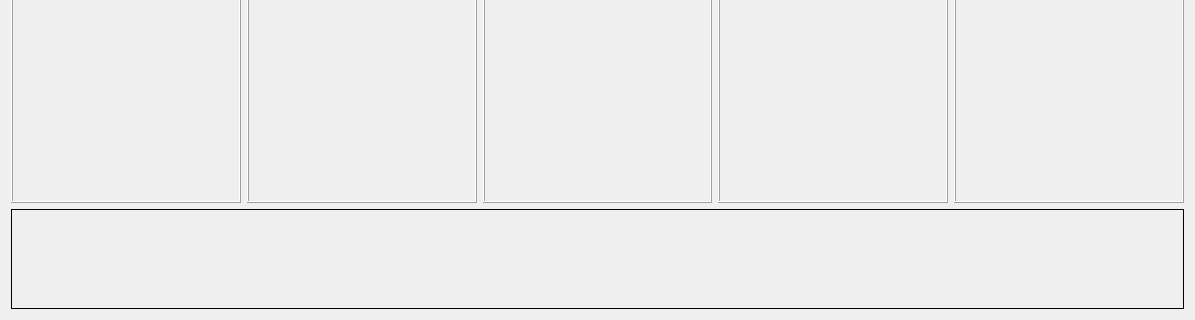
Above: ui/ui/process_tab.ui from ADPL-190400/bottle-inspection before the change; both pictures show x 0 to 1195 and y 640 to 960 of the 1195 by 960 pixel window. Below: the same form after it.
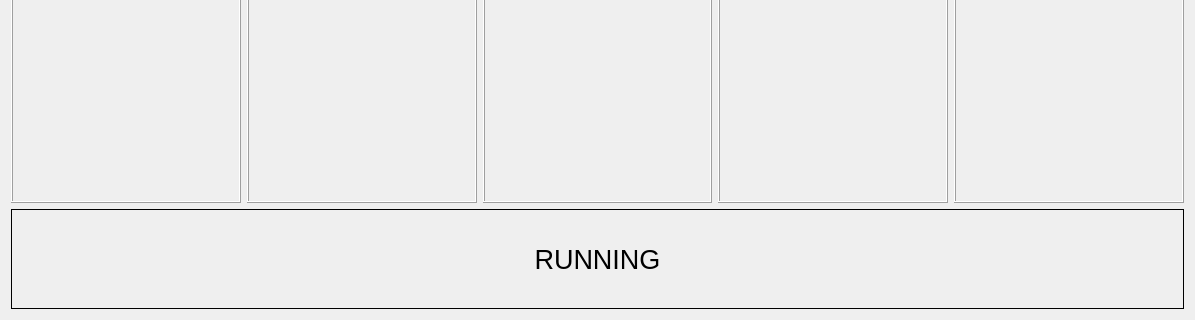
That is the form after the change.

Commit message: update process_tab add projects folder

The edit to the form file:
```diff
--- a/ui/ui/process_tab.ui
+++ b/ui/ui/process_tab.ui
@@ -266,11 +266,19 @@
          <height>100</height>
         </size>
        </property>
+       <property name="font">
+        <font>
+         <pointsize>20</pointsize>
+        </font>
+       </property>
        <property name="frameShape">
         <enum>QFrame::Box</enum>
        </property>
        <property name="text">
-        <string/>
+        <string>RUNNING</string>
+       </property>
+       <property name="alignment">
+        <set>Qt::AlignCenter</set>
        </property>
       </widget>
      </item>
```
Left out of the diff: 2 changed lines with no effect on the pictures. The commit also changes 13 other files.
